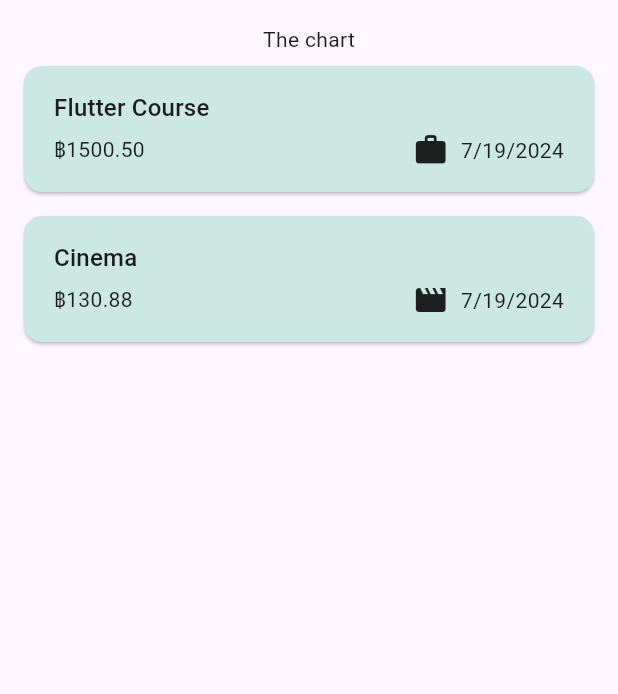
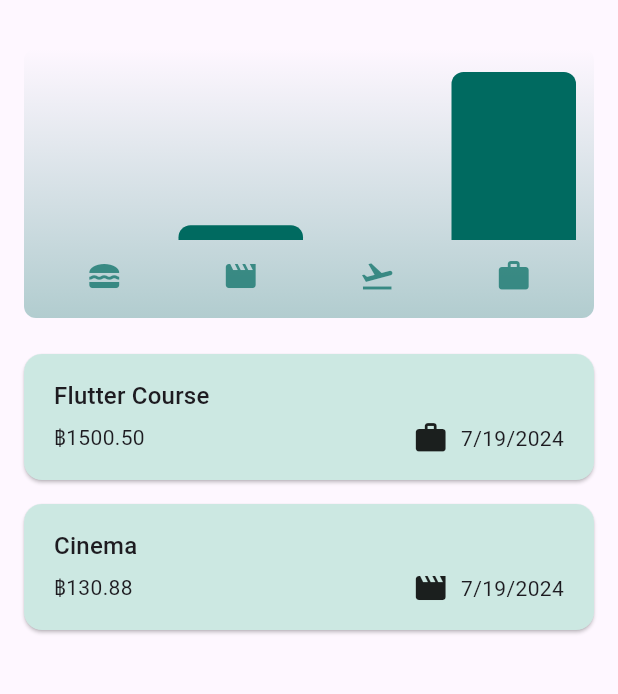
Before and after one commit to nanoosushi/expense-tracker-app, a Flutter app: the screen it shows after launch, on a phone screen of 412 x 824 dp, the part 84-778 px from its top. Run offline on Flutter 3.47's test engine with Material 3 defaults, Android fonts, the phone set to English and light mode, and no system bars.

Commit message:
adding chart

```diff
--- a/lib/models/expense.dart
+++ b/lib/models/expense.dart
@@ -32,3 +32,21 @@ class Expense {
     return formatter.format(date);
   }
 }
+
+class ExpenseBucket {
+  ExpenseBucket(this.category, this.expenses);
+  ExpenseBucket.forCategory(List<Expense> allExpenses, this.category)
+      : expenses = allExpenses
+            .where((expense) => expense.category == category)
+            .toList();
+  final Category category;
+  final List<Expense> expenses;
+
+  double get totalExpenses {
+    double sum = 0;
+    for (final expense in expenses) {
+      sum += expense.amount;
+    }
+    return sum;
+  }
+}
--- /dev/null
+++ b/lib/widgets/chart/chart.dart
@@ -0,0 +1,95 @@
+import 'package:flutter/material.dart';
+
+import 'package:expense_tracker_app/models/expense.dart';
+import 'package:expense_tracker_app/widgets/chart/chart_bar.dart';
+
+class Chart extends StatelessWidget {
+  const Chart({super.key, required this.expenses});
+
+  final List<Expense> expenses;
+
+  List<ExpenseBucket> get buckets {
+    return [
+      ExpenseBucket.forCategory(expenses, Category.food),
+      ExpenseBucket.forCategory(expenses, Category.leisure),
+      ExpenseBucket.forCategory(expenses, Category.travel),
+      ExpenseBucket.forCategory(expenses, Category.work),
+    ];
+  }
+
+  double get maxTotalExpense {
+    double maxTotalExpense = 0;
+
+    for (final bucket in buckets) {
+      if (bucket.totalExpenses > maxTotalExpense) {
+        maxTotalExpense = bucket.totalExpenses;
+      }
+    }
+
+    return maxTotalExpense;
+  }
+
+  @override
+  Widget build(BuildContext context) {
+    final isDarkMode =
+        MediaQuery.of(context).platformBrightness == Brightness.dark;
+    return Container(
+      margin: const EdgeInsets.all(16),
+      padding: const EdgeInsets.symmetric(
+        vertical: 16,
+        horizontal: 8,
+      ),
+      width: double.infinity,
+      height: 180,
+      decoration: BoxDecoration(
+        borderRadius: BorderRadius.circular(8),
+        gradient: LinearGradient(
+          colors: [
+            Theme.of(context).colorScheme.primary.withOpacity(0.3),
+            Theme.of(context).colorScheme.primary.withOpacity(0.0)
+          ],
+          begin: Alignment.bottomCenter,
+          end: Alignment.topCenter,
+        ),
+      ),
+      child: Column(
+        children: [
+          Expanded(
+            child: Row(
+              crossAxisAlignment: CrossAxisAlignment.end,
+              children: [
+                for (final bucket in buckets) // alternative to map()
+                  ChartBar(
+                    fill: bucket.totalExpenses == 0
+                        ? 0
+                        : bucket.totalExpenses / maxTotalExpense,
+                  )
+              ],
+            ),
+          ),
+          const SizedBox(height: 12),
+          Row(
+            children: buckets
+                .map(
+                  (bucket) => Expanded(
+                    child: Padding(
+                      padding: const EdgeInsets.symmetric(horizontal: 4),
+                      child: Icon(
+                        categoryIcons[bucket.category],
+                        color: isDarkMode
+                            ? Theme.of(context).colorScheme.secondary
+                            : Theme.of(context)
+                                .colorScheme
+                                .primary
+                                .withOpacity(0.7),
+                      ),
+                    ),
+                  ),
+                )
+                .toList(),
+          )
+        ],
+      ),
+    );
+  }
+}
--- /dev/null
+++ b/lib/widgets/chart/chart_bar.dart
@@ -0,0 +1,34 @@
+import 'package:flutter/material.dart';
+
+class ChartBar extends StatelessWidget {
+  const ChartBar({
+    super.key,
+    required this.fill,
+  });
+
+  final double fill;
+
+  @override
+  Widget build(BuildContext context) {
+    final isDarkMode =
+        MediaQuery.of(context).platformBrightness == Brightness.dark;
+    return Expanded(
+      child: Padding(
+        padding: const EdgeInsets.symmetric(horizontal: 4),
+        child: FractionallySizedBox(
+          heightFactor: fill,
+          child: DecoratedBox(
+            decoration: BoxDecoration(
+              shape: BoxShape.rectangle,
+              borderRadius:
+                  const BorderRadius.vertical(top: Radius.circular(8)),
+              color: isDarkMode
+                  ? Theme.of(context).colorScheme.secondary
+                  : Theme.of(context).colorScheme.primary,
+            ),
+          ),
+        ),
+      ),
+    );
+  }
+}
--- a/lib/widgets/expenses.dart
+++ b/lib/widgets/expenses.dart
@@ -1,3 +1,4 @@
+import 'package:expense_tracker_app/widgets/chart/chart.dart';
 import 'package:expense_tracker_app/widgets/expenses_list/expenses_list.dart';
 import 'package:expense_tracker_app/models/expense.dart';
 import 'package:expense_tracker_app/widgets/new_expense.dart';
@@ -90,7 +91,7 @@ class _ExpensesState extends State<Expenses> {
           const SizedBox(
             height: 16,
           ),
-          const Text('The chart'),
+          Chart(expenses: _registeredExpenses),
           Expanded(
             child: mainContent,
           ),
```
Also changed, not shown: lib/main.dart (+7 -0 lines).
